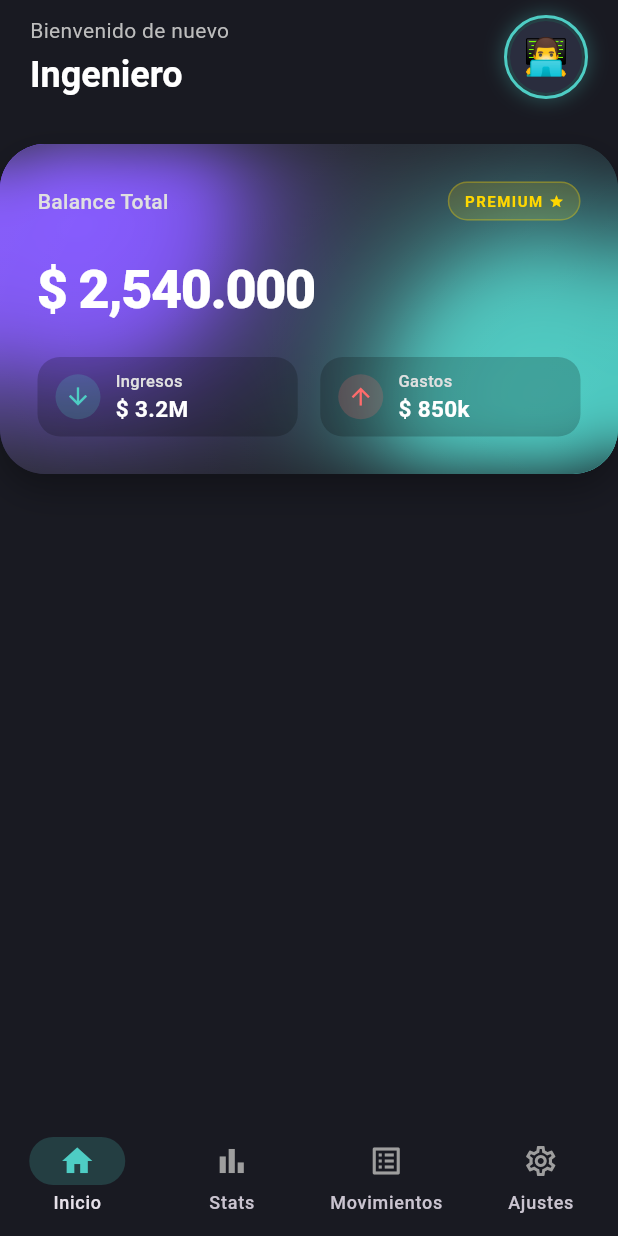
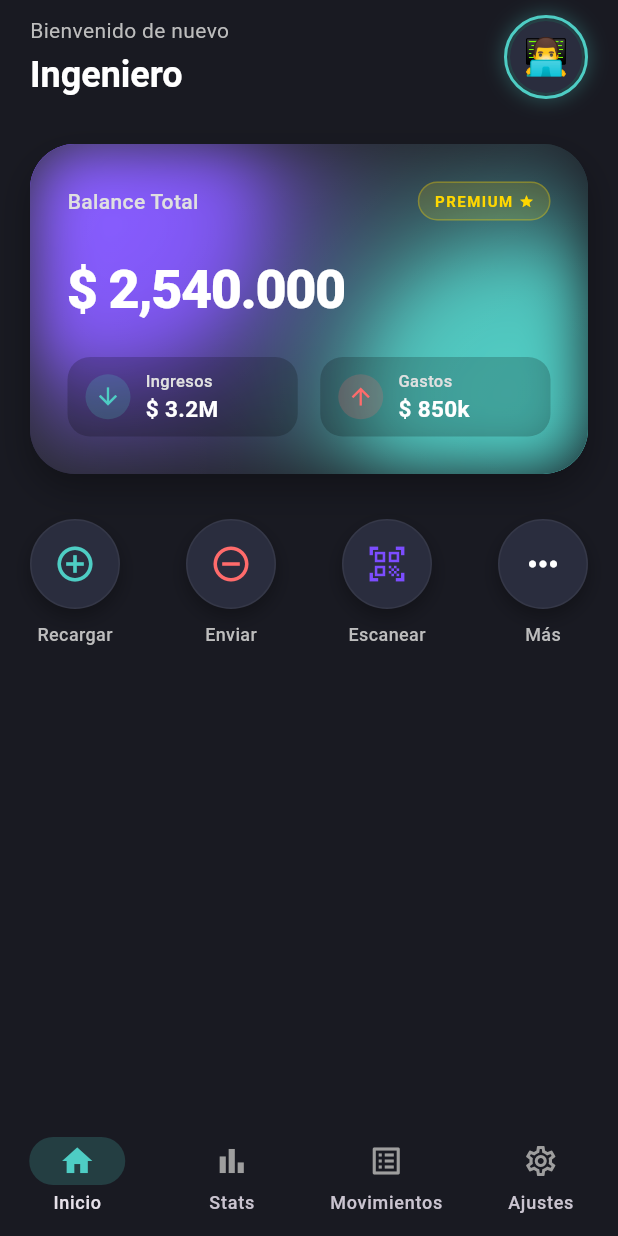
Before and after one commit to AndresCastilloPlata/balancea, a Flutter app: the screen it shows after launch, on a phone screen of 412 x 824 dp. Run offline on Flutter 3.47's test engine with Material 3 defaults, Android fonts, the phone set to English and light mode, and no system bars; our stand-ins replace go_router.

Commit message:
Feat: Implementación de HomeQuickActions con patrón de botones reutilizables y callbacks

```diff
--- a/lib/presentation/screens/home_screen.dart
+++ b/lib/presentation/screens/home_screen.dart
@@ -1,5 +1,6 @@
 import 'package:balancea/presentation/widgets/home/balance_card.dart';
 import 'package:balancea/presentation/widgets/home/home_header.dart';
+import 'package:balancea/presentation/widgets/home/home_quick_actions.dart';
 import 'package:flutter/material.dart';
 
 class HomeScreen extends StatelessWidget {
@@ -10,7 +11,16 @@ class HomeScreen extends StatelessWidget {
     return const Scaffold(
       body: SafeArea(
         child: Column(
-          children: [HomeHeader(), SizedBox(height: 20), BalanceCard()],
+          children: [
+            HomeHeader(),
+            SizedBox(height: 20),
+            Padding(
+              padding: EdgeInsets.symmetric(horizontal: 20),
+              child: BalanceCard(),
+            ),
+            SizedBox(height: 30),
+            HomeQuickActions(),
+          ],
         ),
       ),
     );
--- /dev/null
+++ b/lib/presentation/widgets/home/home_quick_actions.dart
@@ -0,0 +1,97 @@
+import 'package:flutter/material.dart';
+
+class HomeQuickActions extends StatelessWidget {
+  const HomeQuickActions({super.key});
+
+  @override
+  Widget build(BuildContext context) {
+    return Container(
+      padding: const EdgeInsets.symmetric(horizontal: 20),
+      child: Row(
+        mainAxisAlignment: MainAxisAlignment.spaceBetween,
+        children: [
+          _ActionButton(
+            icon: Icons.add_circle_outline,
+            label: 'Recargar',
+            color: const Color(0xFF4ECDC4),
+            onTap: () {
+              print('Recargar presionado');
+            },
+          ),
+          _ActionButton(
+            icon: Icons.remove_circle_outline,
+            label: 'Enviar',
+            color: const Color(0xFFFF6B6B),
+            onTap: () {
+              print('Enviar presionado');
+            },
+          ),
+          _ActionButton(
+            icon: Icons.qr_code_scanner,
+            label: 'Escanear',
+            color: const Color(0xFF7C4DFF),
+            onTap: () {},
+          ),
+          _ActionButton(
+            icon: Icons.more_horiz,
+            label: 'Más',
+            color: Colors.white,
+            onTap: () {},
+          ),
+        ],
+      ),
+    );
+  }
+}
+
+class _ActionButton extends StatelessWidget {
+  final IconData icon;
+  final String label;
+  final Color color;
+  final VoidCallback onTap;
+  const _ActionButton({
+    required this.icon,
+    required this.label,
+    required this.color,
+    required this.onTap,
+  });
+
+  @override
+  Widget build(BuildContext context) {
+    return Column(
+      children: [
+        //Circulo boton
+        GestureDetector(
+          onTap: onTap,
+          child: Container(
+            padding: const EdgeInsets.all(15),
+            decoration: BoxDecoration(
+              color: const Color(0xFF2A2D3E),
+              shape: BoxShape.circle,
+              boxShadow: [
+                BoxShadow(
+                  color: Colors.black.withValues(alpha: 0.3),
+                  blurRadius: 10,
+                  offset: const Offset(0, 5),
+                ),
+              ],
+              border: Border.all(color: Colors.white.withValues(alpha: 0.05)),
+            ),
+            child: Icon(icon, color: color, size: 28),
+          ),
+        ),
+        const SizedBox(height: 8),
+
+        // Etiqueta Texto
+        Text(
+          label,
+          style: TextStyle(
+            color: Colors.grey[400],
+            fontSize: 12,
+            fontWeight: FontWeight.w500,
+          ),
+        ),
+      ],
+    );
+  }
+}
```
